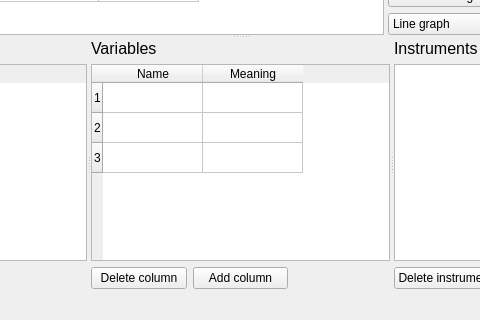
Old version of the form mainwindow.ui in the repository Kirikus/Experiments-2026S-CPP; both pictures show x 222 to 702 and y 486 to 806 of the 925 by 806 pixel window.
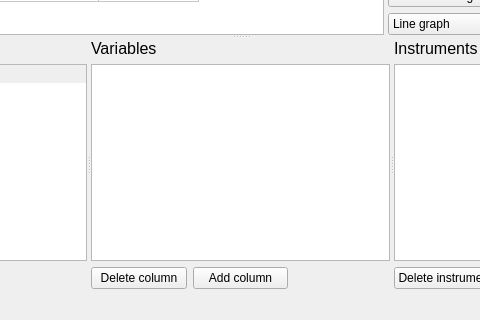
New version of the form.

Commit message: use QTableView with model and delegate for variables

Patch:
```diff
--- a/mainwindow.ui
+++ b/mainwindow.ui
@@ -401,32 +401,7 @@
           </widget>
          </item>
          <item row="1" column="0" colspan="3">
-          <widget class="QTableWidget" name="VariablesTable">
-           <row>
-            <property name="text">
-             <string>1</string>
-            </property>
-           </row>
-           <row>
-            <property name="text">
-             <string>2</string>
-            </property>
-           </row>
-           <row>
-            <property name="text">
-             <string>3</string>
-            </property>
-           </row>
-           <column>
-            <property name="text">
-             <string>Name</string>
-            </property>
-           </column>
-           <column>
-            <property name="text">
-             <string>Meaning</string>
-            </property>
-           </column>
+          <widget class="QTableView" name="VariablesTable">
           </widget>
          </item>
          <item row="2" column="0">
```
The commit also changes 7 other files.
